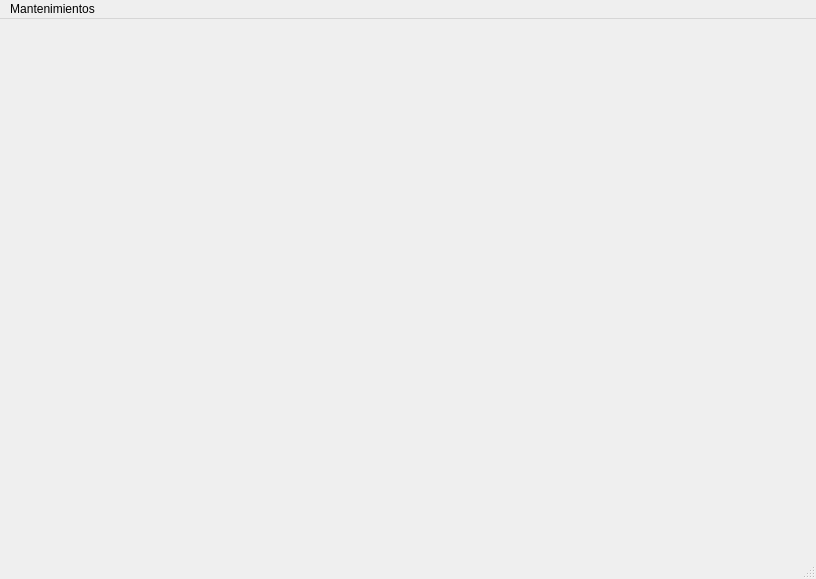
Above: view/frmprincipal.ui from cursopoo1/app-notas-idat before the change. Below: the same form after it.
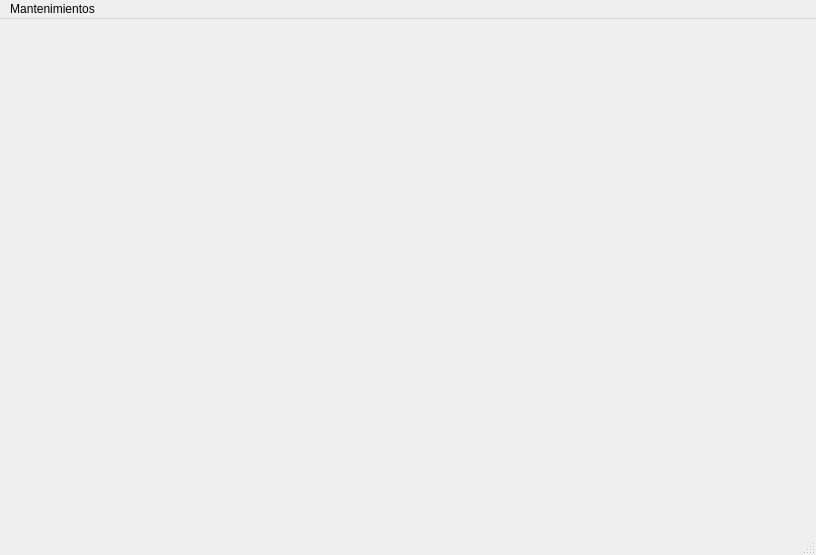
That is the form after the change.

```diff
--- a/view/frmprincipal.ui
+++ b/view/frmprincipal.ui
@@ -7,7 +7,7 @@
     <x>0</x>
     <y>0</y>
     <width>816</width>
-    <height>579</height>
+    <height>555</height>
    </rect>
   </property>
   <property name="windowTitle">
```
